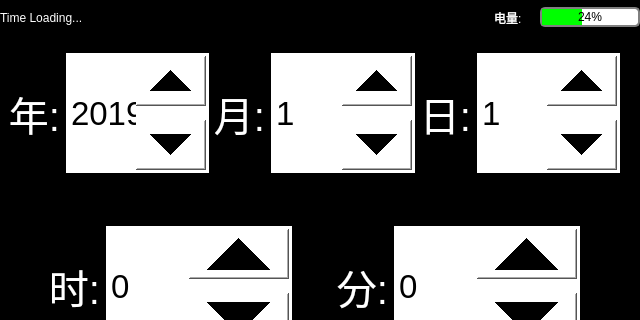
Qt form timesettingwindow.ui (a2824256/EVA-Qt-Beta) before a commit; both pictures show x 0 to 640 and y 0 to 320 of the 640 by 480 pixel window.
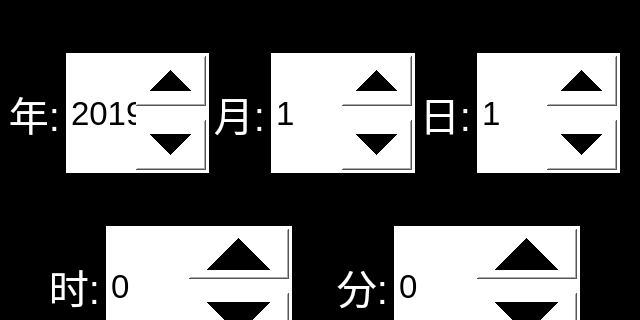
The same form after that commit.

```diff
--- a/timesettingwindow.ui
+++ b/timesettingwindow.ui
@@ -27,22 +27,6 @@
      <string notr="true">background-color:black</string>
     </property>
     <layout class="QHBoxLayout" name="horizontalLayout">
-     <item>
-      <widget class="QLabel" name="datetime">
-       <property name="maximumSize">
-        <size>
-         <width>200</width>
-         <height>16777215</height>
-        </size>
-       </property>
-       <property name="styleSheet">
-        <string notr="true">color:white</string>
-       </property>
-       <property name="text">
-        <string>Time Loading...</string>
-       </property>
-      </widget>
-     </item>
      <item>
       <widget class="QLabel" name="tips">
        <property name="maximumSize">
@@ -59,44 +43,6 @@
        </property>
       </widget>
      </item>
-     <item>
-      <widget class="QLabel" name="battery">
-       <property name="maximumSize">
-        <size>
-         <width>40</width>
-         <height>16777215</height>
-        </size>
-       </property>
-       <property name="styleSheet">
-        <string notr="true">color:white</string>
-       </property>
-       <property name="text">
-        <string>电量:</string>
-       </property>
-      </widget>
-     </item>
-     <item>
-      <widget class="QProgressBar" name="progressBar">
-       <property name="minimumSize">
-        <size>
-         <width>0</width>
-         <height>20</height>
-        </size>
-       </property>
-       <property name="maximumSize">
-        <size>
-         <width>100</width>
-         <height>20</height>
-        </size>
-       </property>
-       <property name="styleSheet">
-        <string notr="true">QProgressBar {   color:black;border: 2px solid grey;   border-radius: 5px;   background-color: #FFFFFF;}QProgressBar::chunk {   background-color: #00FF00;   width: 20px;}QProgressBar {   border: 2px solid grey;   border-radius: 5px;   text-align: center;}</string>
-       </property>
-       <property name="value">
-        <number>24</number>
-       </property>
-      </widget>
-     </item>
     </layout>
    </widget>
    <widget class="QWidget" name="verticalWidget" native="true">
```
